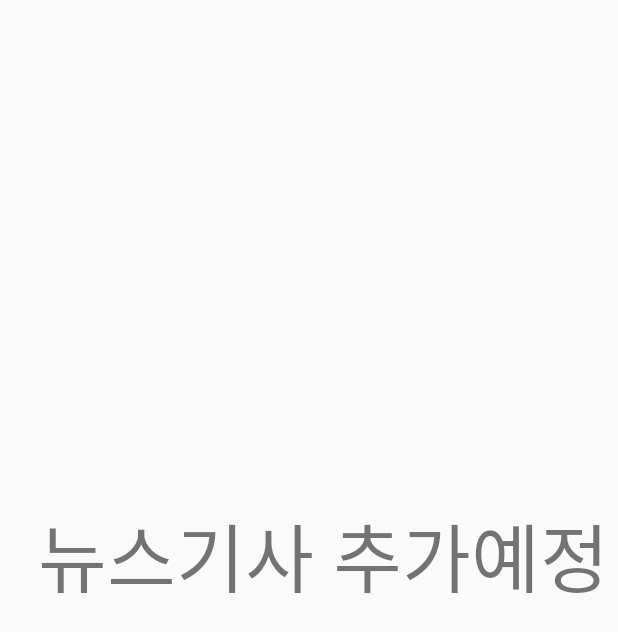
After one commit to xxoxoung/turtleneck, an Android app: the layout activity_news.xml on its own in the app's theme, with its tools: preview values and no code run, on a phone screen of 412 x 824 dp. The commit adds this screen. Shown: the top 632 px of the screen. Run offline under Robolectric (Android 15) with nearby library versions, the phone set to English and light mode, and no system bars.

```diff
--- a/turtleon-sso/TurtleNeck/app/src/main/res/layout/activity_login.xml
+++ b/turtleon-sso/TurtleNeck/app/src/main/res/layout/activity_login.xml
@@ -21,6 +21,7 @@
                 android:ems="10"
                 android:hint="이름" />
         </TableRow>
+
         <!--<TableRow>-->
             <!--<EditText-->
                 <!--android:id="@+id/Email"-->
@@ -34,6 +35,7 @@
                 <!--android:ems="13"-->
                 <!--android:hint="이메일 (exam@mail.com)" />-->
         <!--</TableRow>-->
+
         <TableRow>
             <EditText
                 android:id="@+id/PW"
--- /dev/null
+++ b/turtleon-sso/TurtleNeck/app/src/main/res/layout/activity_news.xml
@@ -0,0 +1,20 @@
+<?xml version="1.0" encoding="utf-8"?>
+<android.support.constraint.ConstraintLayout
+    xmlns:android="http://schemas.android.com/apk/res/android"
+    android:layout_width="match_parent"
+    android:layout_height="match_parent"
+    xmlns:app="http://schemas.android.com/apk/res-auto">
+
+    <TextView
+        android:layout_width="fill_parent"
+        android:layout_height="wrap_content"
+        android:text="  뉴스기사 추가예정"
+        android:textSize="50dp"
+        app:layout_constraintBottom_toBottomOf="parent"
+        app:layout_constraintEnd_toEndOf="parent"
+        app:layout_constraintHorizontal_bias="0.0"
+        app:layout_constraintStart_toStartOf="parent"
+        app:layout_constraintTop_toTopOf="parent"
+        app:layout_constraintVertical_bias="0.444" />
+
+</android.support.constraint.ConstraintLayout>
```
Also changed, not shown: turtleon-sso/TurtleNeck/app/src/main/AndroidManifest.xml (+4 -10 lines), turtleon-sso/TurtleNeck/app/src/main/java/com/example/turtleneck/DjangoApi.java (+8 -3 lines), turtleon-sso/TurtleNeck/app/src/main/java/com/example/turtleneck/LoginActivity.java (+19 -6 lines), turtleon-sso/TurtleNeck/app/src/main/java/com/example/turtleneck/MainActivity.java (+20 -23 lines), turtleon-sso/TurtleNeck/app/src/main/java/com/example/turtleneck/NewsActivity.java (added, +12 -0 lines), turtleon-sso/TurtleNeck/app/src/main/java/com/example/turtleneck/YoutubeActivity.java (added, +83 -0 lines), turtleon-sso/TurtleNeck/app/src/main/res/layout/activity_youtube.xml (added, +20 -0 lines), turtleon-sso/TurtleNeck/app/src/main/res/layout/content_main.xml (+21 -10 lines).
